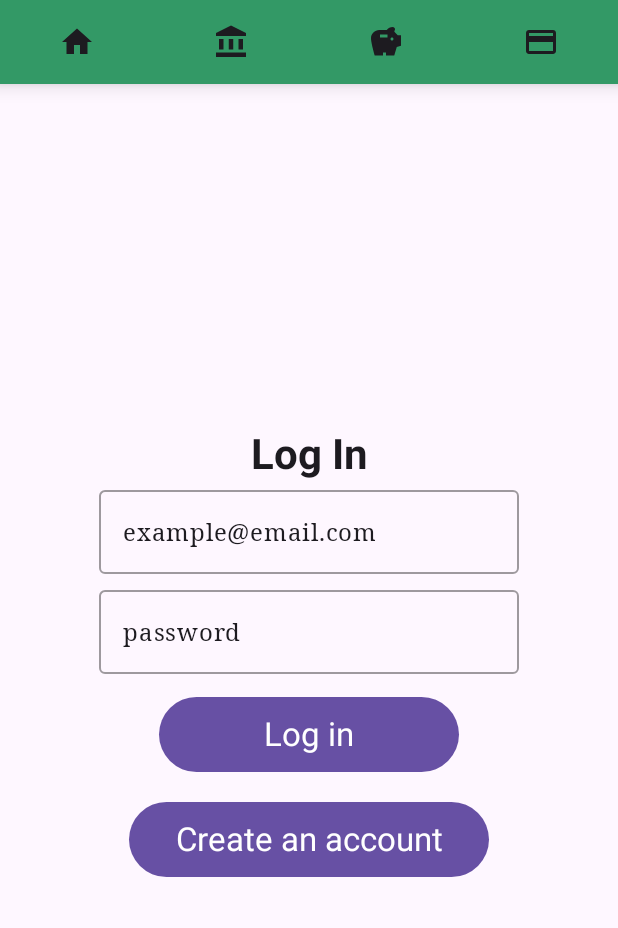
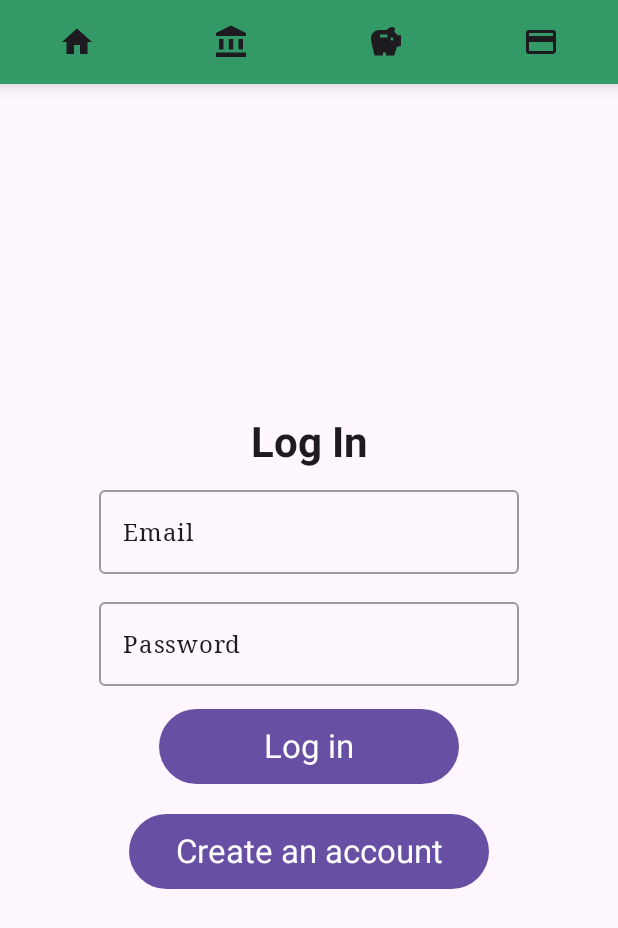
Before and after one commit to AppDevOrganization/5A6-group-project, an Android app built with Jetpack Compose: the @Preview function CJJBankAppPreview, on a phone screen of 412 x 824 dp. Shown: the top 928 px of the screen. Run offline under Robolectric (Android 15) with nearby library versions, the phone set to English and light mode, and no system bars; 1 statement that could not run was skipped.

Commit message:
applied the label

```diff
--- a/app/src/main/java/com/example/emptyactivity/LoginPage.kt
+++ b/app/src/main/java/com/example/emptyactivity/LoginPage.kt
@@ -90,6 +90,7 @@ fun LoginSignupTextField(label: String, placeholder: String, onValueChange: (new
     var inputText by remember { mutableStateOf("") }
 
     OutlinedTextField(
+        label = { Text(label) },
         value = inputText,
         onValueChange = { inputText = it; onValueChange(inputText) },
         placeholder = @Composable {
```
